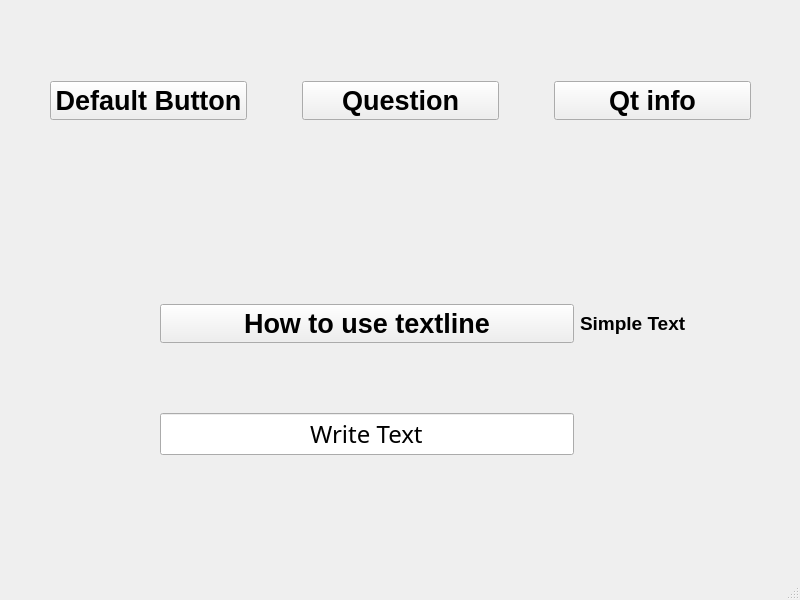
This is mainwindow.ui in Romashka13579/QtCreator_1 as Qt 5 draws it before an edit. The edited form follows.
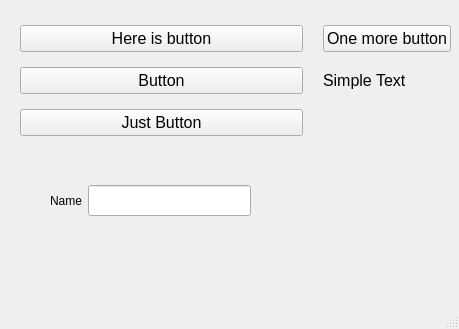
This is the edited form.

```diff
--- a/mainwindow.ui
+++ b/mainwindow.ui
@@ -6,130 +6,181 @@
    <rect>
     <x>0</x>
     <y>0</y>
-    <width>800</width>
-    <height>600</height>
+    <width>459</width>
+    <height>329</height>
    </rect>
   </property>
   <property name="windowTitle">
    <string>MainWindow</string>
   </property>
   <widget class="QWidget" name="centralwidget">
-   <widget class="QWidget" name="horizontalLayoutWidget">
+   <widget class="QWidget" name="gridLayoutWidget_2">
     <property name="geometry">
      <rect>
-      <x>50</x>
-      <y>30</y>
-      <width>701</width>
+      <x>10</x>
+      <y>10</y>
+      <width>441</width>
       <height>141</height>
      </rect>
     </property>
-    <layout class="QHBoxLayout" name="horizontalLayout" stretch="0,0,0">
-     <property name="spacing">
-      <number>55</number>
-     </property>
-     <item>
-      <widget class="QPushButton" name="ButtonNone">
-       <property name="enabled">
-        <bool>true</bool>
-       </property>
-       <property name="font">
-        <font>
-         <family>Arial</family>
-         <pointsize>20</pointsize>
-         <bold>true</bold>
-        </font>
-       </property>
-       <property name="cursor">
-        <cursorShape>PointingHandCursor</cursorShape>
-       </property>
-       <property name="focusPolicy">
-        <enum>Qt::StrongFocus</enum>
-       </property>
-       <property name="text">
-        <string>Default Button</string>
-       </property>
-      </widget>
-     </item>
-     <item>
-      <widget class="QPushButton" name="ButtonAsk">
-       <property name="enabled">
-        <bool>true</bool>
-       </property>
-       <property name="font">
-        <font>
-         <family>Arial</family>
-         <pointsize>20</pointsize>
-         <bold>true</bold>
-        </font>
-       </property>
-       <property name="cursor">
-        <cursorShape>PointingHandCursor</cursorShape>
-       </property>
-       <property name="focusPolicy">
-        <enum>Qt::StrongFocus</enum>
-       </property>
-       <property name="text">
-        <string>Question</string>
-       </property>
-      </widget>
-     </item>
-     <item>
-      <widget class="QPushButton" name="ButtonInformationQt">
-       <property name="enabled">
-        <bool>true</bool>
-       </property>
-       <property name="font">
-        <font>
-         <family>Arial</family>
-         <pointsize>20</pointsize>
-         <bold>true</bold>
-        </font>
-       </property>
-       <property name="cursor">
-        <cursorShape>PointingHandCursor</cursorShape>
-       </property>
-       <property name="focusPolicy">
-        <enum>Qt::StrongFocus</enum>
-       </property>
-       <property name="text">
-        <string>Qt info</string>
-       </property>
-      </widget>
-     </item>
-    </layout>
-   </widget>
-   <widget class="QWidget" name="gridLayoutWidget">
-    <property name="geometry">
-     <rect>
-      <x>150</x>
-      <y>230</y>
-      <width>547</width>
-      <height>301</height>
-     </rect>
-    </property>
-    <layout class="QGridLayout" name="gridLayout" rowstretch="0,0" columnstretch="3,0">
+    <layout class="QGridLayout" name="gridLayout_2" rowstretch="0,0,0" columnstretch="10,0" columnminimumwidth="10,100">
      <property name="leftMargin">
       <number>10</number>
      </property>
      <property name="topMargin">
-      <number>10</number>
+      <number>0</number>
      </property>
      <property name="rightMargin">
-      <number>10</number>
+      <number>0</number>
      </property>
      <property name="bottomMargin">
-      <number>10</number>
+      <number>0</number>
+     </property>
+     <property name="horizontalSpacing">
+      <number>20</number>
+     </property>
+     <property name="verticalSpacing">
+      <number>0</number>
      </property>
      <item row="1" column="0">
+      <widget class="QPushButton" name="ButtonAsk">
+       <property name="enabled">
+        <bool>true</bool>
+       </property>
+       <property name="font">
+        <font>
+         <family>Arial</family>
+         <pointsize>12</pointsize>
+         <bold>false</bold>
+        </font>
+       </property>
+       <property name="cursor">
+        <cursorShape>PointingHandCursor</cursorShape>
+       </property>
+       <property name="focusPolicy">
+        <enum>Qt::StrongFocus</enum>
+       </property>
+       <property name="text">
+        <string>Button</string>
+       </property>
+      </widget>
+     </item>
+     <item row="0" column="1">
+      <widget class="QPushButton" name="ButtonInformationQt">
+       <property name="enabled">
+        <bool>true</bool>
+       </property>
+       <property name="font">
+        <font>
+         <family>Arial</family>
+         <pointsize>12</pointsize>
+         <bold>false</bold>
+        </font>
+       </property>
+       <property name="cursor">
+        <cursorShape>PointingHandCursor</cursorShape>
+       </property>
+       <property name="focusPolicy">
+        <enum>Qt::StrongFocus</enum>
+       </property>
+       <property name="text">
+        <string>One more button</string>
+       </property>
+      </widget>
+     </item>
+     <item row="1" column="1">
+      <widget class="QLabel" name="label">
+       <property name="font">
+        <font>
+         <pointsize>12</pointsize>
+         <bold>false</bold>
+        </font>
+       </property>
+       <property name="text">
+        <string>Simple Text</string>
+       </property>
+      </widget>
+     </item>
+     <item row="0" column="0">
+      <widget class="QPushButton" name="ButtonNone">
+       <property name="enabled">
+        <bool>true</bool>
+       </property>
+       <property name="font">
+        <font>
+         <family>Arial</family>
+         <pointsize>12</pointsize>
+         <bold>false</bold>
+        </font>
+       </property>
+       <property name="cursor">
+        <cursorShape>PointingHandCursor</cursorShape>
+       </property>
+       <property name="focusPolicy">
+        <enum>Qt::StrongFocus</enum>
+       </property>
+       <property name="text">
+        <string>Here is button</string>
+       </property>
+      </widget>
+     </item>
+     <item row="2" column="0">
+      <widget class="QPushButton" name="ButtonInformation">
+       <property name="enabled">
+        <bool>true</bool>
+       </property>
+       <property name="font">
+        <font>
+         <family>Arial</family>
+         <pointsize>12</pointsize>
+        </font>
+       </property>
+       <property name="cursor">
+        <cursorShape>PointingHandCursor</cursorShape>
+       </property>
+       <property name="focusPolicy">
+        <enum>Qt::StrongFocus</enum>
+       </property>
+       <property name="text">
+        <string>Just Button</string>
+       </property>
+      </widget>
+     </item>
+    </layout>
+   </widget>
+   <widget class="QWidget" name="horizontalLayoutWidget">
+    <property name="geometry">
+     <rect>
+      <x>10</x>
+      <y>160</y>
+      <width>441</width>
+      <height>81</height>
+     </rect>
+    </property>
+    <layout class="QHBoxLayout" name="horizontalLayout">
+     <property name="leftMargin">
+      <number>40</number>
+     </property>
+     <property name="rightMargin">
+      <number>200</number>
+     </property>
+     <item>
+      <widget class="QLabel" name="label_2">
+       <property name="text">
+        <string>Name</string>
+       </property>
+      </widget>
+     </item>
+     <item>
       <widget class="QLineEdit" name="lineEdit">
        <property name="font">
         <font>
          <family>Algerian</family>
-         <pointsize>18</pointsize>
+         <pointsize>12</pointsize>
         </font>
        </property>
        <property name="text">
-        <string>Write Text</string>
+        <string/>
        </property>
        <property name="maxLength">
         <number>7373737</number>
@@ -139,42 +190,6 @@
        </property>
       </widget>
      </item>
-     <item row="0" column="0">
-      <widget class="QPushButton" name="ButtonInformation">
-       <property name="enabled">
-        <bool>true</bool>
-       </property>
-       <property name="font">
-        <font>
-         <family>Arial</family>
-         <pointsize>20</pointsize>
-         <bold>true</bold>
-        </font>
-       </property>
-       <property name="cursor">
-        <cursorShape>PointingHandCursor</cursorShape>
-       </property>
-       <property name="focusPolicy">
-        <enum>Qt::StrongFocus</enum>
-       </property>
-       <property name="text">
-        <string>How to use textline</string>
-       </property>
-      </widget>
-     </item>
-     <item row="0" column="1">
-      <widget class="QLabel" name="label">
-       <property name="font">
-        <font>
-         <pointsize>14</pointsize>
-         <bold>true</bold>
-        </font>
-       </property>
-       <property name="text">
-        <string>Simple Text</string>
-       </property>
-      </widget>
-     </item>
     </layout>
    </widget>
   </widget>
```
Left out of the diff: 2 changed lines with no effect on the pictures.
